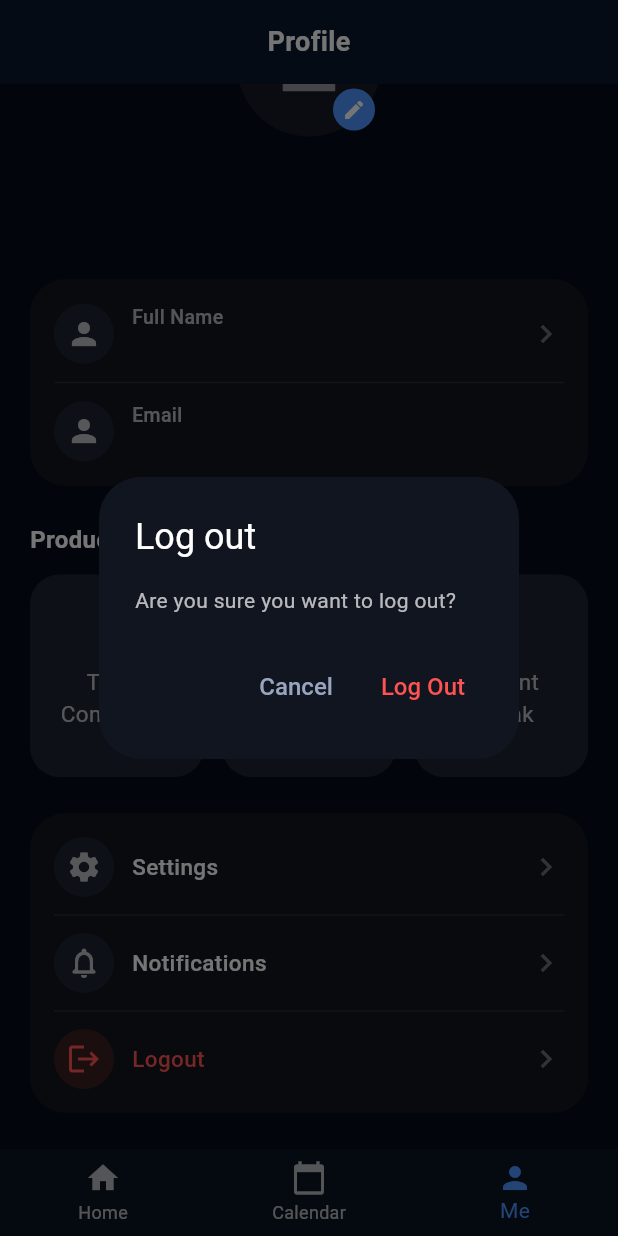
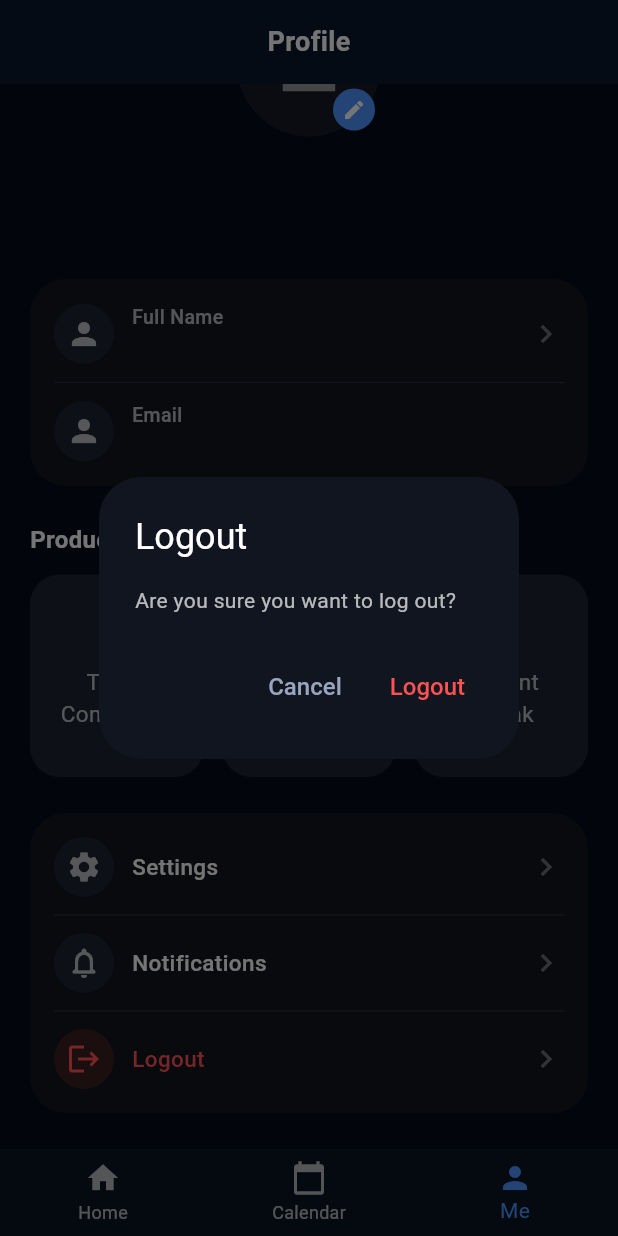
Before and after one commit to AunAbbas-hack/nova_tasks, a Flutter app: the NavigationWrapper screen opened directly, item 3 of the bottom bar chosen, scrolled down 85 dp, after a tap on "Logout", on a phone screen of 412 x 824 dp. Run offline on Flutter 3.47's test engine with Material 3 defaults, Android fonts, the phone set to English and light mode, and no system bars; our stand-ins replace cloud_firestore, firebase_auth, firebase_core, firebase_messaging, firebase_storage, get and 4 more; accounts and stored records are empty; Roboto replaces fonts that are missing (SFProDisplay).

Commit message:
Logout Dialog Box Localization

```diff
--- a/lib/features/me/presentation/views/me_screen.dart
+++ b/lib/features/me/presentation/views/me_screen.dart
@@ -93,27 +93,28 @@ class _MeView extends StatelessWidget {
   }
 
   Future<void> _logout(BuildContext context) async {
+    final loc=AppLocalizations.of(context)!;
     final confirm = await showDialog<bool>(
       context: context,
       builder: (_) => AlertDialog(
         backgroundColor: const Color(0xFF11151F),
-        title: const Text(
-          'Log out',
+        title:  Text(
+          loc.logoutTitle,
           style: TextStyle(color: Colors.white),
         ),
-        content: const Text(
-          'Are you sure you want to log out?',
+        content:  Text(
+          loc.logoutMessage,
           style: TextStyle(color: Colors.white70),
         ),
         actions: [
           TextButton(
             onPressed: () => Navigator.pop(context, false),
-            child: const Text('Cancel'),
+            child:  Text(loc.cancelAction),
           ),
           TextButton(
             onPressed: () => Navigator.pop(context, true),
-            child: const Text(
-              'Log Out',
+            child:  Text(
+              loc.logout,
               style: TextStyle(color: Colors.redAccent),
             ),
           ),
--- a/lib/l10n/app_en.arb
+++ b/lib/l10n/app_en.arb
@@ -306,5 +306,10 @@
   "recurrenceNever": "Never",
   "recurrenceOnDate": "On Date",
   "recurrenceAfterOccurrences": "After N occurrences",
-  "completedTasksText":"Completed Tasks"
+  "completedTasksText":"Completed Tasks",
+
+
+  "logoutTitle": "Logout",
+  "logoutMessage": "Are you sure you want to log out?",
+  "logout": "Logout"
 }
--- a/lib/l10n/app_localizations.dart
+++ b/lib/l10n/app_localizations.dart
@@ -1105,6 +1105,18 @@ abstract class AppLocalizations {
   /// In en, this message translates to:
   /// **'Completed Tasks'**
   String get completedTasksText;
+
+  /// No description provided for @logoutTitle.
+  ///
+  /// In en, this message translates to:
+  /// **'Logout'**
+  String get logoutTitle;
+
+  /// No description provided for @logoutMessage.
+  ///
+  /// In en, this message translates to:
+  /// **'Are you sure you want to log out?'**
+  String get logoutMessage;
 }
 
 class _AppLocalizationsDelegate
--- a/lib/l10n/app_localizations_en.dart
+++ b/lib/l10n/app_localizations_en.dart
@@ -531,4 +531,10 @@ class AppLocalizationsEn extends AppLocalizations {
 
   @override
   String get completedTasksText => 'Completed Tasks';
+
+  @override
+  String get logoutTitle => 'Logout';
+
+  @override
+  String get logoutMessage => 'Are you sure you want to log out?';
 }
--- a/lib/l10n/app_localizations_ur.dart
+++ b/lib/l10n/app_localizations_ur.dart
@@ -532,4 +532,10 @@ class AppLocalizationsUr extends AppLocalizations {
 
   @override
   String get completedTasksText => 'مکمل شدہ کام';
+
+  @override
+  String get logoutTitle => 'لاگ آؤٹ';
+
+  @override
+  String get logoutMessage => 'کیا آپ واقعی لاگ آؤٹ کرنا چاہتے ہیں؟';
 }
--- a/lib/l10n/app_ur.arb
+++ b/lib/l10n/app_ur.arb
@@ -301,5 +301,11 @@
   "recurrenceNever": "کبھی نہیں",
   "recurrenceOnDate": "تاریخ پر",
   "recurrenceAfterOccurrences": "مقررہ دفعہ کے بعد",
-  "completedTasksText":"مکمل شدہ کام"
+  "completedTasksText":"مکمل شدہ کام",
+
+
+
+  "logoutTitle": "لاگ آؤٹ",
+  "logoutMessage": "کیا آپ واقعی لاگ آؤٹ کرنا چاہتے ہیں؟",
+  "logout": "لاگ آؤٹ"
 }
```
Also changed, not shown: lib/features/me/presentation/views/settings_screen.dart (+7 -6 lines).
